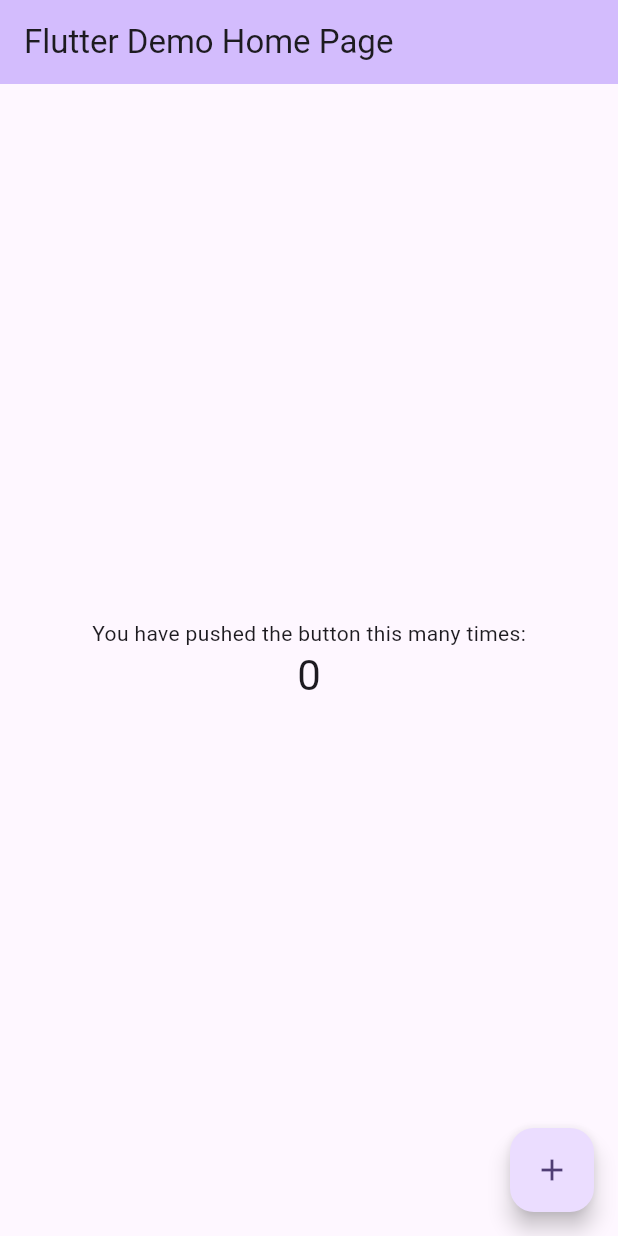
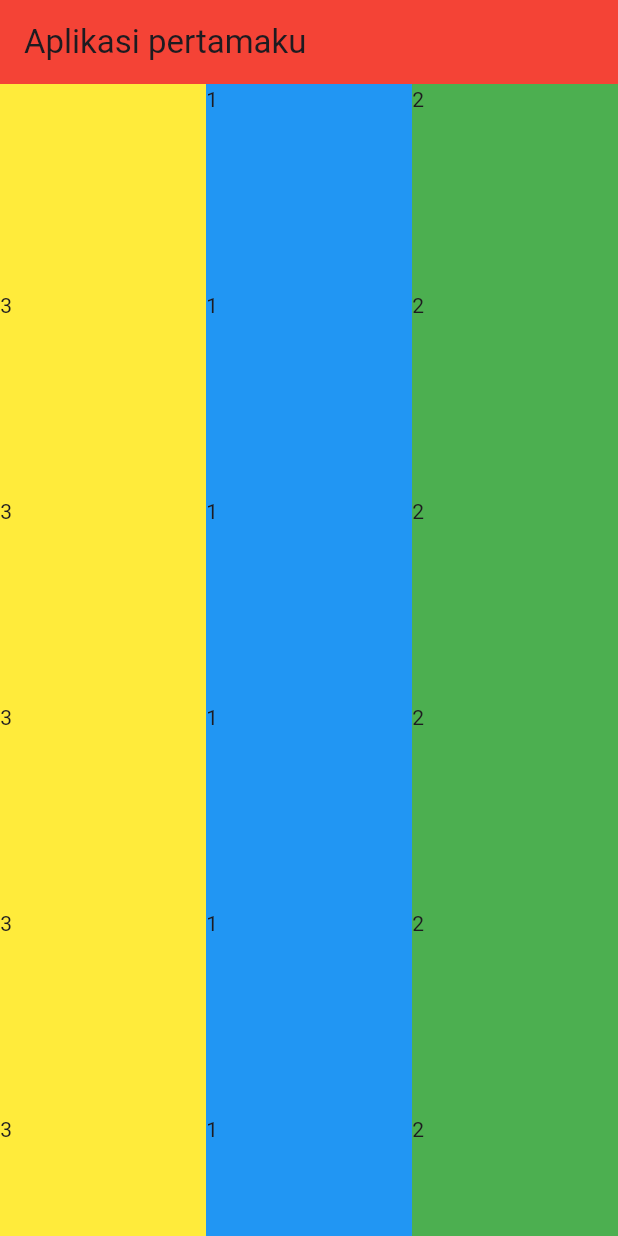
Before and after one commit to riarahma1/MobilePrograming_S5, a Flutter app: the screen it shows after launch, on a phone screen of 412 x 824 dp. Run offline on Flutter 3.47's test engine with Material 3 defaults, Android fonts, the phone set to English and light mode, and no system bars.

Commit message:
Praktikum2

```diff
--- a/lib/main.dart
+++ b/lib/main.dart
@@ -1,122 +1,156 @@
 import 'package:flutter/material.dart';
 
-void main() {
-  runApp(const MyApp());
+void main(){
+  runApp(HaloDuniaku());
 }
 
-class MyApp extends StatelessWidget {
-  const MyApp({super.key});
+class HaloDuniaku extends StatelessWidget {
+  const HaloDuniaku({super.key});
 
-  // This widget is the root of your application.
   @override
   Widget build(BuildContext context) {
     return MaterialApp(
-      title: 'Flutter Demo',
-      theme: ThemeData(
-        // This is the theme of your application.
-        //
-        // TRY THIS: Try running your application with "flutter run". You'll see
-        // the application has a purple toolbar. Then, without quitting the app,
-        // try changing the seedColor in the colorScheme below to Colors.green
-        // and then invoke "hot reload" (save your changes or press the "hot
-        // reload" button in a Flutter-supported IDE, or press "r" if you used
-        // the command line to start the app).
-        //
-        // Notice that the counter didn't reset back to zero; the application
-        // state is not lost during the reload. To reset the state, use hot
-        // restart instead.
-        //
-        // This works for code too, not just values: Most code changes can be
-        // tested with just a hot reload.
-        colorScheme: ColorScheme.fromSeed(seedColor: Colors.deepPurple),
-      ),
-      home: const MyHomePage(title: 'Flutter Demo Home Page'),
+      home: Scaffold(
+        appBar: AppBar(
+          backgroundColor: Colors.red,
+          title: Text("Aplikasi pertamaku"),
+        ),
+        body: GridView(
+          gridDelegate: SliverGridDelegateWithMaxCrossAxisExtent(
+            maxCrossAxisExtent: 150),
+          children: [
+            Container(
+              color: Colors.yellow,
+            ),
+            Container(
+              width: 90,
+              height: 90,
+              color: Colors.blue,
+              child: Text("1"),
+            ),
+            Container(
+              width: 90,
+              height: 90,
+              color: Colors.green,
+              child: Text("2"),
+            ),
+            Container(
+              width: 90,
+              height: 90,
+              color: Colors.yellow,
+              child: Text("3"),
+            ),
+            Container(
+              width: 90,
+              height: 90,
+              color: Colors.blue,
+              child: Text("1"),
+            ),
+            Container(
+              width: 90,
+              height: 90,
+              color: Colors.green,
+              child: Text("2"),
+            ),
+            Container(
+              width: 90,
+              height: 90,
+              color: Colors.yellow,
+              child: Text("3"),
+            ),
+            Container(
+              width: 90,
+              height: 90,
+              color: Colors.blue,
+              child: Text("1"),
+            ),
+            Container(
+              width: 90,
+              height: 90,
+              color: Colors.green,
+              child: Text("2"),
+            ),
+            Container(
+              width: 90,
+              height: 90,
+              color: Colors.yellow,
+              child: Text("3"),
+            ),
+            Container(
+              width: 90,
+              height: 90,
+              color: Colors.blue,
+              child: Text("1"),
+            ),
+            Container(
+              width: 90,
+              height: 90,
+              color: Colors.green,
+              child: Text("2"),
+            ),
+            Container(
+              width: 90,
+              height: 90,
+              color: Colors.yellow,
+              child: Text("3"),
+            ),
+            Container(
+              width: 90,
+              height: 90,
+              color: Colors.blue,
+              child: Text("1"),
+            ),
+            Container(
+              width: 90,
+              height: 90,
+              color: Colors.green,
+              child: Text("2"),
+            ),
+            Container(
+              width: 90,
+              height: 90,
+              color: Colors.yellow,
+              child: Text("3"),
+            ),
+            Container(
+              width: 90,
+              height: 90,
+              color: Colors.blue,
+              child: Text("1"),
+            ),
+            Container(
+              width: 90,
+              height: 90,
+              color: Colors.green,
+              child: Text("2"),
+            ),
+            Container(
+              width: 90,
+              height: 90,
+              color: Colors.yellow,
+              child: Text("3"),
+            ),
+            Container(
+              width: 90,
+              height: 90,
+              color: Colors.blue,
+              child: Text("1"),
+            ),
+            Container(
+              width: 90,
+              height: 90,
+              color: Colors.green,
+              child: Text("2"),
+            ),
+            Container(
+              width: 90,
+              height: 90,
+              color: Colors.yellow,
+              child: Text("3"),
+            ),
+          ],
+        ),
+      )
     );
   }
 }
-
-class MyHomePage extends StatefulWidget {
-  const MyHomePage({super.key, required this.title});
-
-  // This widget is the home page of your application. It is stateful, meaning
-  // that it has a State object (defined below) that contains fields that affect
-  // how it looks.
-
-  // This class is the configuration for the state. It holds the values (in this
-  // case the title) provided by the parent (in this case the App widget) and
-  // used by the build method of the State. Fields in a Widget subclass are
-  // always marked "final".
-
-  final String title;
-
-  @override
-  State<MyHomePage> createState() => _MyHomePageState();
-}
-
-class _MyHomePageState extends State<MyHomePage> {
-  int _counter = 0;
-
-  void _incrementCounter() {
-    setState(() {
-      // This call to setState tells the Flutter framework that something has
-      // changed in this State, which causes it to rerun the build method below
-      // so that the display can reflect the updated values. If we changed
-      // _counter without calling setState(), then the build method would not be
-      // called again, and so nothing would appear to happen.
-      _counter++;
-    });
-  }
-
-  @override
-  Widget build(BuildContext context) {
-    // This method is rerun every time setState is called, for instance as done
-    // by the _incrementCounter method above.
-    //
-    // The Flutter framework has been optimized to make rerunning build methods
-    // fast, so that you can just rebuild anything that needs updating rather
-    // than having to individually change instances of widgets.
-    return Scaffold(
-      appBar: AppBar(
-        // TRY THIS: Try changing the color here to a specific color (to
-        // Colors.amber, perhaps?) and trigger a hot reload to see the AppBar
-        // change color while the other colors stay the same.
-        backgroundColor: Theme.of(context).colorScheme.inversePrimary,
-        // Here we take the value from the MyHomePage object that was created by
-        // the App.build method, and use it to set our appbar title.
-        title: Text(widget.title),
-      ),
-      body: Center(
-        // Center is a layout widget. It takes a single child and positions it
-        // in the middle of the parent.
-        child: Column(
-          // Column is also a layout widget. It takes a list of children and
-          // arranges them vertically. By default, it sizes itself to fit its
-          // children horizontally, and tries to be as tall as its parent.
-          //
-          // Column has various properties to control how it sizes itself and
-          // how it positions its children. Here we use mainAxisAlignment to
-          // center the children vertically; the main axis here is the vertical
-          // axis because Columns are vertical (the cross axis would be
-          // horizontal).
-          //
-          // TRY THIS: Invoke "debug painting" (choose the "Toggle Debug Paint"
-          // action in the IDE, or press "p" in the console), to see the
-          // wireframe for each widget.
-          mainAxisAlignment: MainAxisAlignment.center,
-          children: <Widget>[
-            const Text('You have pushed the button this many times:'),
-            Text(
-              '$_counter',
-              style: Theme.of(context).textTheme.headlineMedium,
-            ),
-          ],
-        ),
-      ),
-      floatingActionButton: FloatingActionButton(
-        onPressed: _incrementCounter,
-        tooltip: 'Increment',
-        child: const Icon(Icons.add),
-      ), // This trailing comma makes auto-formatting nicer for build methods.
-    );
-  }
-}
--- a/pubspec.yaml
+++ b/pubspec.yaml
@@ -58,7 +58,8 @@ flutter:
   uses-material-design: true
 
   # To add assets to your application, add an assets section, like this:
-  # assets:
+  assets:
+      - assets/ni_ki.jpg
   #   - images/a_dot_burr.jpeg
   #   - images/a_dot_ham.jpeg
 
```
